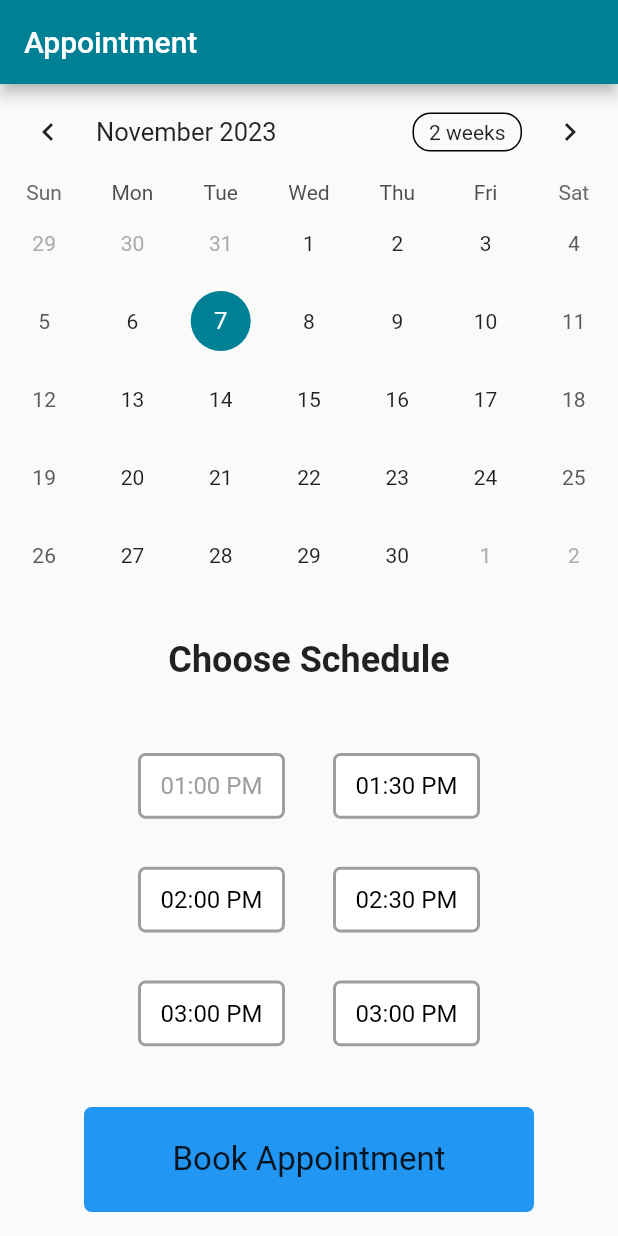
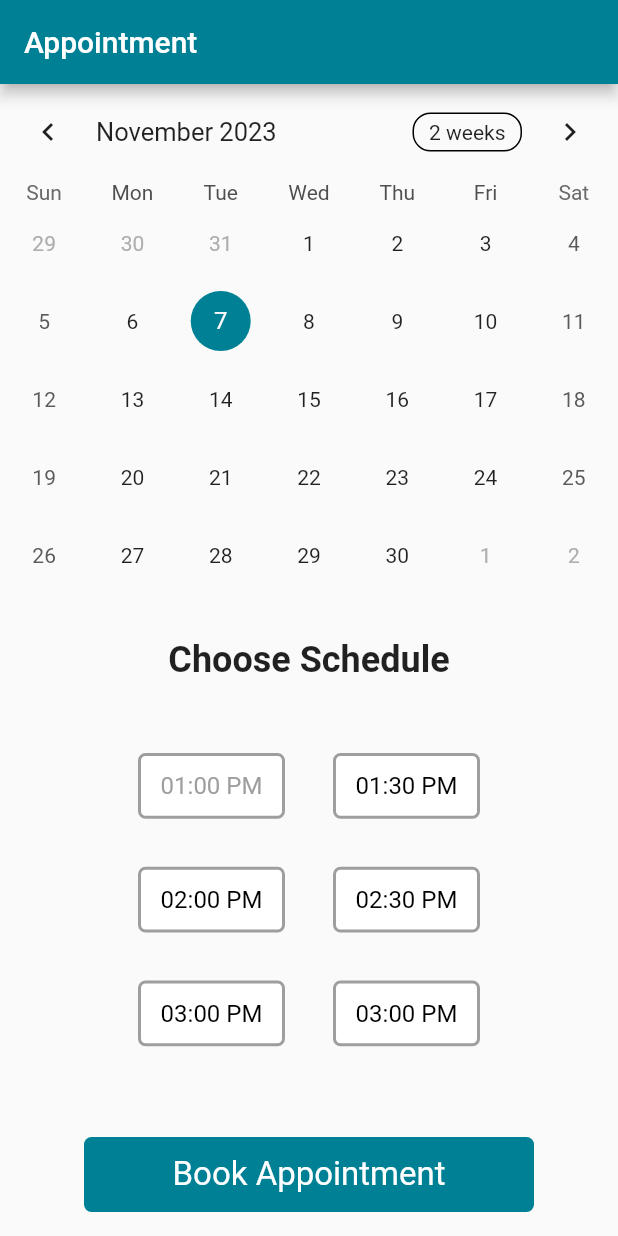
Before and after one commit to kodeinnovate/kode_rx, a Flutter app: the screen it shows after launch, on a phone screen of 412 x 824 dp. Run offline on Flutter 3.47's test engine with Material 2 defaults, Android fonts, the phone set to English and light mode, and no system bars; drawn by our look-alikes of table_calendar.

Commit message:
modified:   lib/create_appointment.dart

```diff
--- a/lib/create_appointment.dart
+++ b/lib/create_appointment.dart
@@ -173,8 +173,8 @@ class _TableBasicsExampleState extends State<CreateAppointment> {
                         child: Container(
                           decoration: BoxDecoration(
                               borderRadius: BorderRadius.circular(5.0),
-                              color: isSelectedList[index]
-                                  ? Colors.blue
+                              color: isSelectedList[index] && !timeSlotList[index].isSelected!
+                                  ? AppColors.customBackground
                                   : Colors.white,
                               border: Border.all(color: Colors.grey, width: 2)),
                           height: 40,
@@ -262,15 +262,15 @@ class _TableBasicsExampleState extends State<CreateAppointment> {
                         EdgeInsets.symmetric(horizontal: 8.0, vertical: 16.0),
                     child: Container(
                       width: 300,
-                      height: 70,
+                      height: 50,
                       decoration: BoxDecoration(
                         borderRadius: BorderRadius.circular(5.0),
-                        color: Colors.blue,
+                        color: AppColors.customBackground,
                       ),
                       child: Center(
                         child: Text(
                           'Book Appointment',
-                          style: TextStyle(fontSize: 22),
+                          style: TextStyle(fontSize: 22, color: Colors.white),
                         ),
                       ),
                     ),
```
